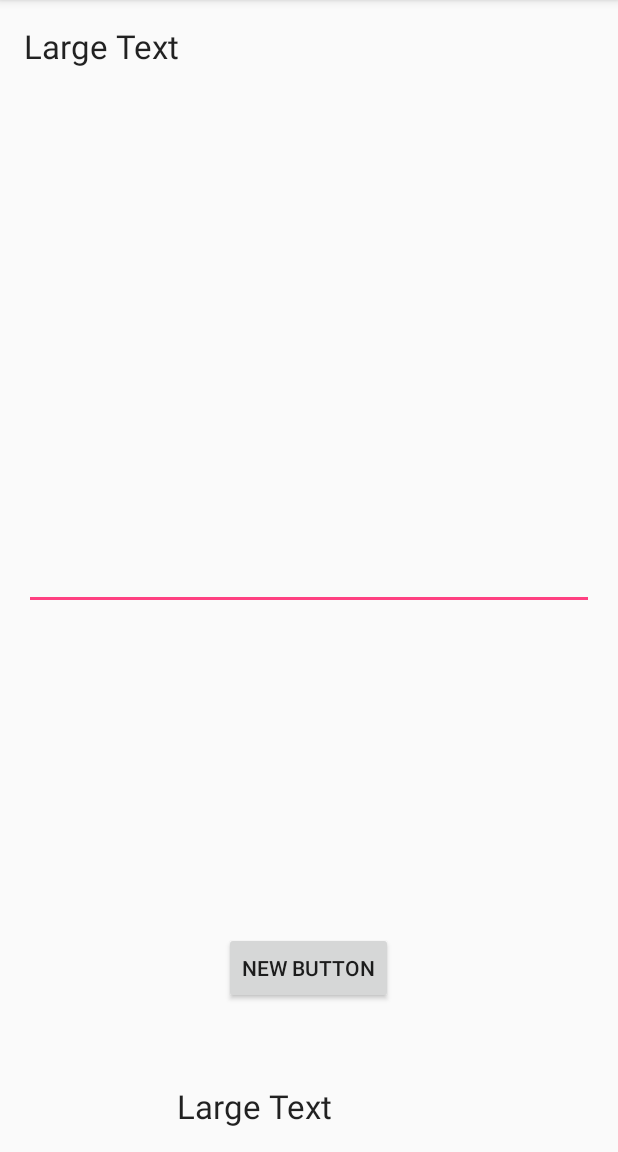
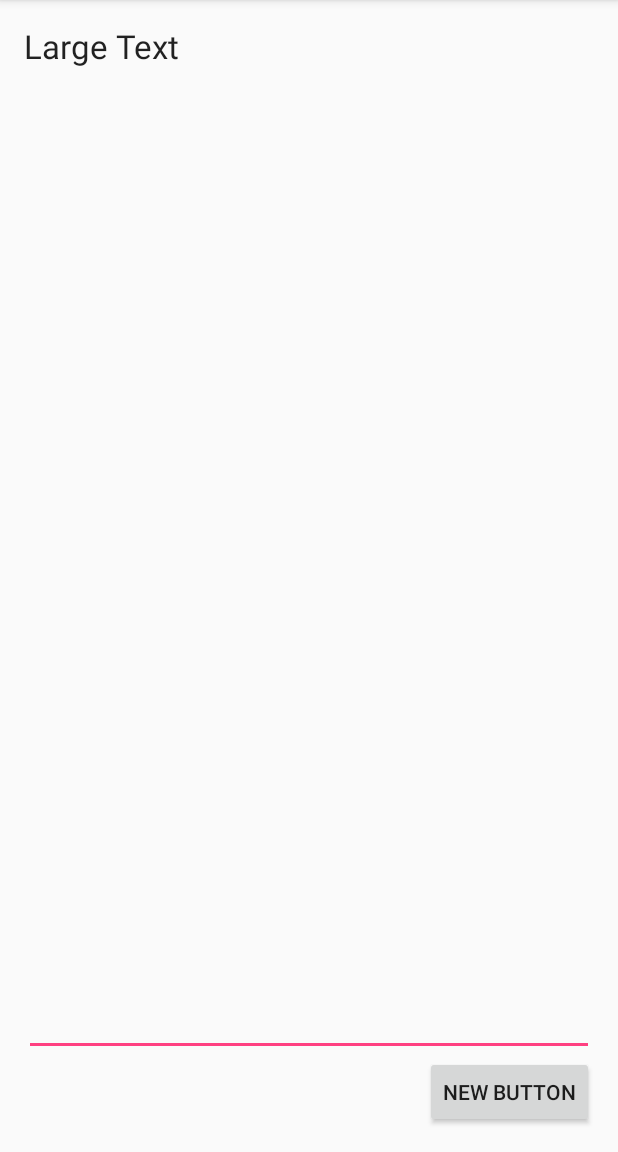
Before and after one commit to The-Pyrox/Wi-fer, an Android app: the ClientActivity screen opened directly, with no data from a screen before it, after a tap on "NEW BUTTON", on a phone screen of 412 x 824 dp, the part 84-1236 px from its top. Run offline under Robolectric (Android 15) with nearby library versions, the phone set to English and light mode, and no system bars; 1 statement that could not run was skipped.

Commit message:
Tried both sides but errors

```diff
--- a/app/src/main/java/com/teampyroxinc/wi_fer/ClientActivity.java
+++ b/app/src/main/java/com/teampyroxinc/wi_fer/ClientActivity.java
@@ -7,8 +7,10 @@ import android.view.View;
 import android.widget.EditText;
 import android.widget.TextView;
 import java.io.IOException;
+import java.io.InputStream;
 import java.io.OutputStream;
 import java.net.InetSocketAddress;
+import java.net.ServerSocket;
 import java.net.Socket;
 
 
@@ -16,9 +18,12 @@ public class ClientActivity extends AppCompatActivity  {
 
     private String host;
     public Bundle bundle;
-    public  EditText textout;
+    public  EditText client_out;
     public TextView display;
     ClientAsyncTask clientAsyncTask;
+    boolean connected = true;
+    public Integer b;
+    String v;
 
     @Override
     protected void onCreate(Bundle savedInstanceState) {
@@ -26,16 +31,59 @@ public class ClientActivity extends AppCompatActivity  {
         setContentView(R.layout.activity_send);
         bundle = getIntent().getExtras();
         host = bundle.getString("Host");
-        textout = (EditText)findViewById(R.id.textout);
+        client_out = (EditText)findViewById(R.id.client_out);
         display = (TextView)findViewById(R.id.display);
+        Thread socketClientThread = new Thread(new SocketClientThread());
+        socketClientThread.start();
 
+
+
+    }
+    private class SocketClientThread extends Thread {
+
+        static final int SocketServerPORT = 8991;
+
+
+        @Override
+        public void run() {
+            try {
+
+                ServerSocket serverSocket = new ServerSocket(SocketServerPORT);
+                while (connected == true) {
+                    final byte buf[] = new byte[1024];
+                    Socket socket = serverSocket.accept();
+
+                    InputStream inputStream = socket.getInputStream();
+                    b = inputStream.read(buf);
+                    v = new String(buf, "UTF-8");
+                    connected = true;
+
+
+
+                    ClientActivity.this.runOnUiThread(new Runnable() {
+
+                        @Override
+                        public void run() {
+                            display.setText(v);
+
+
+
+                        }
+                    }
+                    );}
+            } catch (IOException e) {
+                // TODO Auto-generated catch block
+                e.printStackTrace();
+            }
+        }
 
     }
 
 
-    public void send_data(View view){
-        byte[] buf = textout.getText().toString().getBytes();
-        int len = textout.getText().length();
+
+    public void send_client(View view){
+        byte[] buf = client_out.getText().toString().getBytes();
+        int len = client_out.getText().length();
         clientAsyncTask = new ClientAsyncTask(host,buf,len);
         clientAsyncTask.execute();
 
--- a/app/src/main/res/layout/activity_send.xml
+++ b/app/src/main/res/layout/activity_send.xml
@@ -9,25 +9,23 @@
     android:paddingTop="@dimen/activity_vertical_margin"
     tools:context=".ClientActivity">
 
+    <Button
+        android:layout_width="wrap_content"
+        android:layout_height="wrap_content"
+        android:text="New Button"
+        android:id="@+id/button"
+        android:onClick="send_client"
+        android:layout_alignParentBottom="true"
+        android:layout_alignParentRight="true"
+        android:layout_alignParentEnd="true" />
+
     <EditText
         android:layout_width="match_parent"
         android:layout_height="wrap_content"
-        android:id="@+id/textout"
-        android:layout_centerVertical="true"
-        android:layout_alignParentRight="true"
-        android:layout_alignParentEnd="true" />
-
-    <TextView
-        android:layout_width="wrap_content"
-        android:layout_height="wrap_content"
-        android:textAppearance="?android:attr/textAppearanceLarge"
-        android:text="Large Text"
-        android:id="@+id/textView"
-        android:layout_alignParentBottom="true"
-        android:layout_alignRight="@+id/textout"
-        android:layout_alignEnd="@+id/textout"
-        android:layout_marginRight="174dp"
-        android:layout_marginEnd="174dp" />
+        android:id="@+id/client_out"
+        android:layout_above="@+id/button"
+        android:layout_alignParentLeft="true"
+        android:layout_alignParentStart="true" />
 
     <TextView
         android:layout_width="match_parent"
@@ -38,14 +36,4 @@
         android:layout_alignParentTop="true"
         android:layout_alignParentLeft="true"
         android:layout_alignParentStart="true" />
-
-    <Button
-        android:layout_width="wrap_content"
-        android:layout_height="wrap_content"
-        android:text="New Button"
-        android:id="@+id/button"
-        android:layout_above="@+id/textView"
-        android:layout_centerHorizontal="true"
-        android:layout_marginBottom="53dp"
-        android:onClick="send_data"/>
 </RelativeLayout>
```
Also changed, not shown: app/src/main/java/com/teampyroxinc/wi_fer/ServerActivity.java (+57 -0 lines), app/src/main/res/layout/activity_server.xml (+21 -2 lines).
